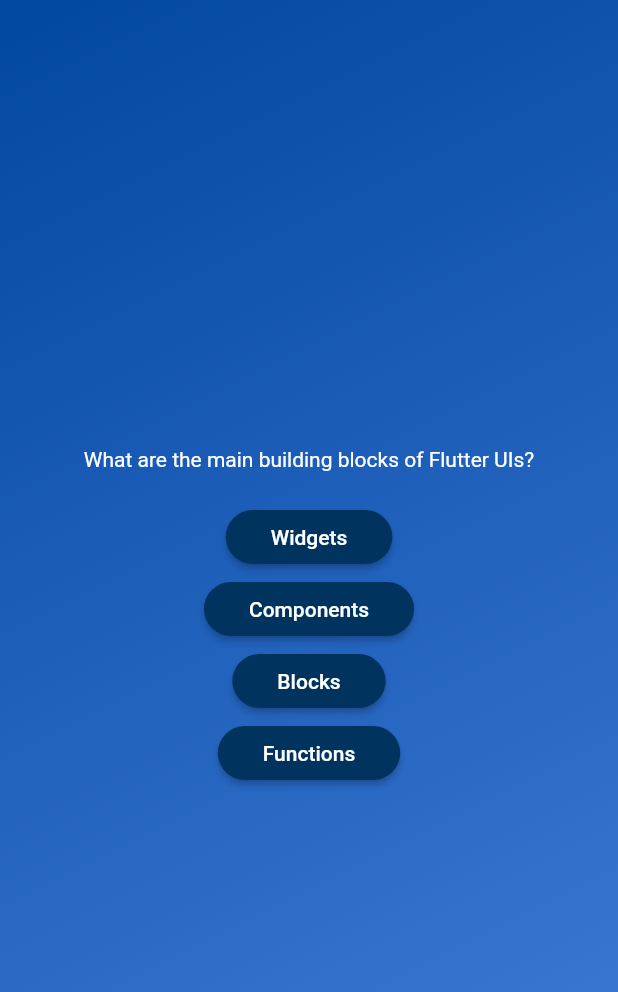
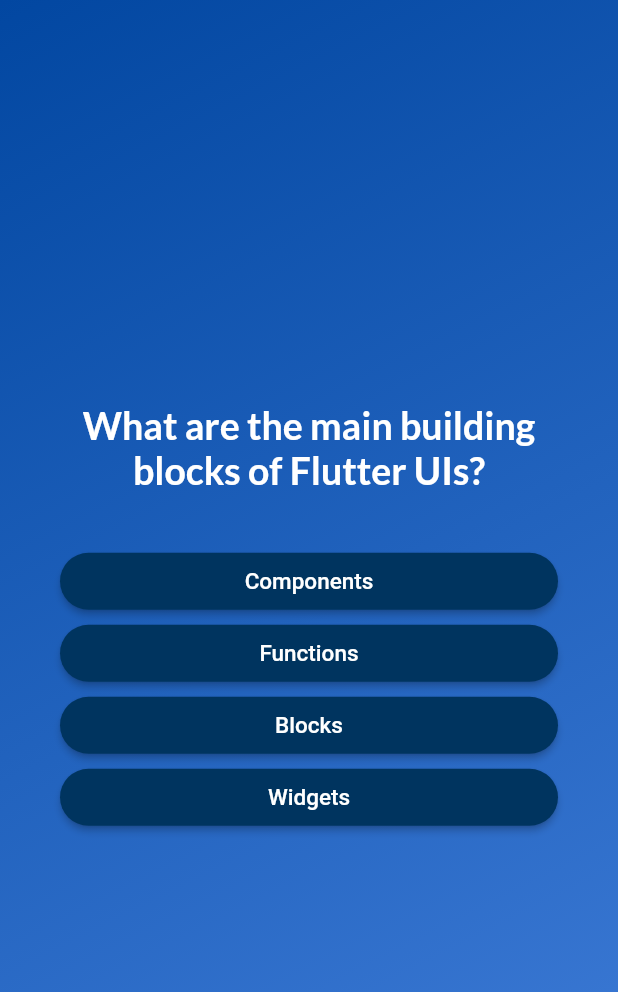
Before and after one commit to Priyanshu-24/flutter_quiz, a Flutter app: the screen it shows after launch, after a tap on "Start Quiz", on a phone screen of 412 x 824 dp. Shown: the top 992 px of the screen. Run offline on Flutter 3.47's test engine with Material 2 defaults, Android fonts, the phone set to English and light mode, and no system bars; our stand-ins replace google_fonts.

Commit message:
styling changes

```diff
--- a/lib/answer_button.dart
+++ b/lib/answer_button.dart
@@ -21,8 +21,9 @@ class AnswerButton extends StatelessWidget {
       child: Text(
         answerText,
         style: const TextStyle(
-            // fontSize: 15,
-            ),
+          fontSize: 15,
+        ),
+        textAlign: TextAlign.center,
       ),
     );
   }
--- a/lib/models/quiz_question.dart
+++ b/lib/models/quiz_question.dart
@@ -3,4 +3,10 @@ class QuizQuestion {
 
   final String text;
   final List<String> answers;
+
+  List<String> getShuffledAnswers() {
+    final suffledList = List.of(answers);
+    suffledList.shuffle();
+    return suffledList;
+  }
 }
--- a/lib/questions_screen.dart
+++ b/lib/questions_screen.dart
@@ -1,6 +1,7 @@
 import 'package:flutter/material.dart';
 import 'package:flutter_quiz/answer_button.dart';
 import 'package:flutter_quiz/data/questions.dart';
+import 'package:google_fonts/google_fonts.dart';
 
 class QuestionsScreen extends StatefulWidget {
   const QuestionsScreen({super.key});
@@ -12,35 +13,49 @@ class QuestionsScreen extends StatefulWidget {
 }
 
 class _QuestionsScreenState extends State<QuestionsScreen> {
-  final currentQuestion = questions[0];
+  int currentQuestionIndex = 0;
+
+  void changeQuestion() {
+    setState(() {
+      currentQuestionIndex++;
+    });
+  }
 
   @override
   Widget build(context) {
+    final currentQuestion = questions[currentQuestionIndex];
+
     return SizedBox(
       width: double.infinity,
+      child: Container(
+        margin: const EdgeInsets.all(40),
         child: Column(
           mainAxisAlignment: MainAxisAlignment.center,
+          crossAxisAlignment: CrossAxisAlignment.stretch,
           children: [
             Text(
               currentQuestion.text,
-            style: const TextStyle(
-              // fontSize: 25,
+              style: GoogleFonts.lato(
+                fontSize: 25,
                 color: Colors.white,
+                fontWeight: FontWeight.bold,
               ),
+              textAlign: TextAlign.center,
             ),
             const SizedBox(
-            height: 20,
+              height: 35,
             ),
-          ...currentQuestion.answers.map(
+            ...currentQuestion.getShuffledAnswers().map(
               (answer) {
                 return AnswerButton(
                   answerText: answer,
-                onTap: () {},
+                  onTap: changeQuestion,
                 );
               },
             ),
           ],
         ),
+      ),
     );
   }
 }
--- a/pubspec.yaml
+++ b/pubspec.yaml
@@ -34,6 +34,7 @@ dependencies:
   # The following adds the Cupertino Icons font to your application.
   # Use with the CupertinoIcons class for iOS style icons.
   cupertino_icons: ^1.0.2
+  google_fonts: ^4.0.3
 
 dev_dependencies:
   flutter_test:
```
Also changed, not shown: pubspec.lock, 1 other file. Lines whose indentation alone changed are shown as unchanged.
